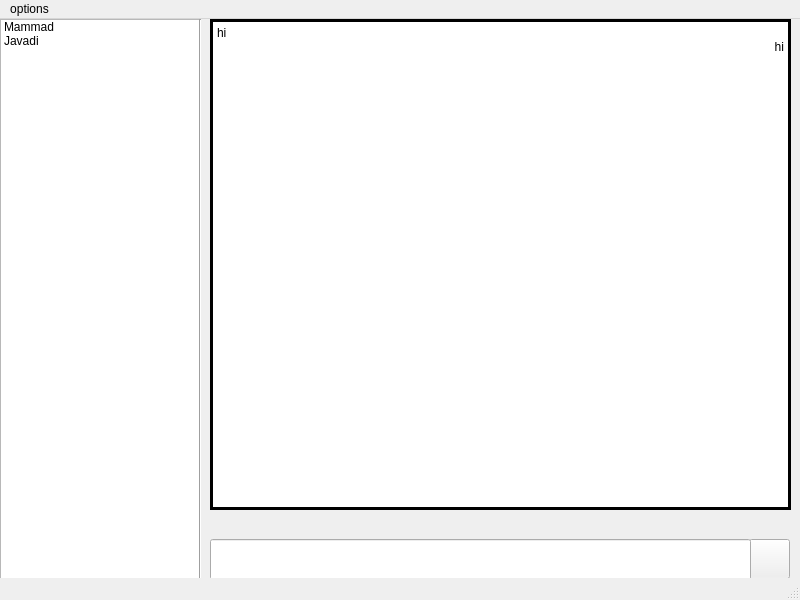
The window that Project_AA/safheasli.ui (AmirHasanTaban/IUT-Messanger) describes before a commit, drawn with Qt 5.
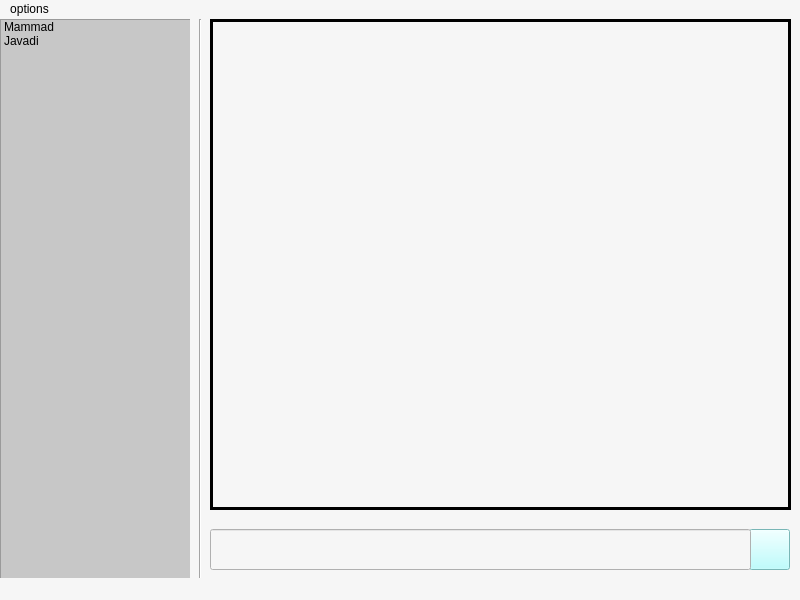
The same window after the commit. Icons and pictures are not drawn.

Commit message: background-color updated

Patch:
```diff
--- a/Project_AA/safheasli.ui
+++ b/Project_AA/safheasli.ui
@@ -13,6 +13,9 @@
   <property name="windowTitle">
    <string>MainWindow</string>
   </property>
+  <property name="styleSheet">
+   <string notr="true">background-color: rgb(246, 246, 246);</string>
+  </property>
   <widget class="QWidget" name="centralwidget">
    <widget class="QListWidget" name="listWidget">
     <property name="geometry">
@@ -23,10 +26,23 @@
       <height>600</height>
      </rect>
     </property>
+    <property name="styleSheet">
+     <string notr="true">font: 12pt &quot;Segoe UI&quot;;
+background-color: rgb(199, 199, 199);</string>
+    </property>
     <item>
      <property name="text">
       <string>Mammad</string>
      </property>
+     <property name="background">
+      <brush brushstyle="NoBrush">
+       <color alpha="255">
+        <red>0</red>
+        <green>0</green>
+        <blue>0</blue>
+       </color>
+      </brush>
+     </property>
     </item>
     <item>
      <property name="text">
@@ -53,6 +69,9 @@
         <height>491</height>
        </rect>
       </property>
+      <property name="styleSheet">
+       <string notr="true">font: 18pt &quot;8514oem&quot;;</string>
+      </property>
       <property name="frameShape">
        <enum>QFrame::Panel</enum>
       </property>
@@ -72,20 +91,22 @@
 hr { height: 1px; border-width: 0; }
 li.unchecked::marker { content: &quot;\2610&quot;; }
 li.checked::marker { content: &quot;\2612&quot;; }
-&lt;/style&gt;&lt;/head&gt;&lt;body style=&quot; font-family:'Segoe UI'; font-size:9pt; font-weight:400; font-style:normal;&quot;&gt;
-&lt;p style=&quot; margin-top:0px; margin-bottom:0px; margin-left:0px; margin-right:0px; -qt-block-indent:0; text-indent:0px;&quot;&gt;hi&lt;/p&gt;
-&lt;p align=&quot;right&quot; style=&quot; margin-top:0px; margin-bottom:0px; margin-left:0px; margin-right:0px; -qt-block-indent:0; text-indent:0px;&quot;&gt;hi&lt;/p&gt;&lt;/body&gt;&lt;/html&gt;</string>
+&lt;/style&gt;&lt;/head&gt;&lt;body style=&quot; font-family:'8514oem'; font-size:18pt; font-weight:400; font-style:normal;&quot;&gt;
+&lt;p style=&quot;-qt-paragraph-type:empty; margin-top:0px; margin-bottom:0px; margin-left:0px; margin-right:0px; -qt-block-indent:0; text-indent:0px; font-family:'Segoe UI'; font-size:9pt;&quot;&gt;&lt;br /&gt;&lt;/p&gt;&lt;/body&gt;&lt;/html&gt;</string>
       </property>
      </widget>
      <widget class="QPushButton" name="pushButton">
       <property name="geometry">
        <rect>
         <x>549</x>
-        <y>520</y>
+        <y>510</y>
         <width>41</width>
-        <height>40</height>
+        <height>41</height>
        </rect>
       </property>
+      <property name="styleSheet">
+       <string notr="true">background-color: rgb(170, 255, 255);</string>
+      </property>
       <property name="text">
        <string/>
       </property>
@@ -104,7 +125,7 @@
       <property name="geometry">
        <rect>
         <x>10</x>
-        <y>520</y>
+        <y>510</y>
         <width>541</width>
         <height>41</height>
        </rect>
```
Left out of the diff: 4 changed lines with no effect on the pictures. The commit also changes 33 other files.
